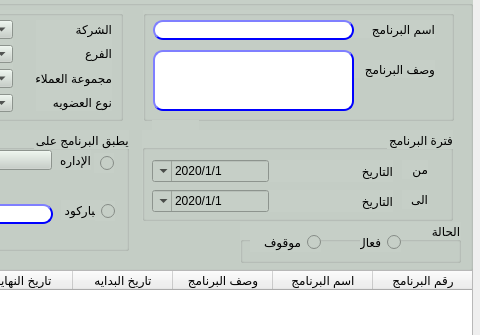
shymaa123456/HyperPOS2020, file presentation/loyalty_ui/createModifyLoyalityProg.ui: the form before one commit; both pictures show x 548 to 1028 and y 0 to 335 of the 1028 by 560 pixel window.
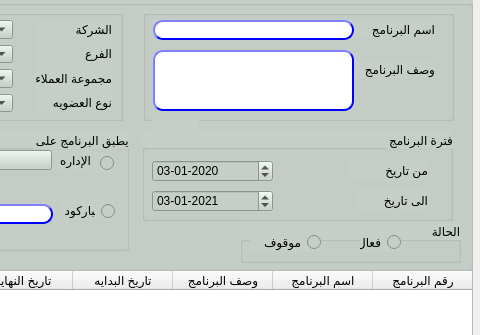
The form after the commit.

Diff of the .ui file:
```diff
--- a/presentation/loyalty_ui/createModifyLoyalityProg.ui
+++ b/presentation/loyalty_ui/createModifyLoyalityProg.ui
@@ -275,38 +275,25 @@
       <rect>
        <x>10</x>
        <y>30</y>
-       <width>241</width>
+       <width>121</width>
        <height>22</height>
       </rect>
      </property>
      <layout class="QHBoxLayout" name="horizontalLayout">
       <item>
-       <widget class="QLabel" name="label_3">
-        <property name="text">
-         <string>التاريخ</string>
-        </property>
-       </widget>
-      </item>
-      <item>
-       <widget class="QDateTimeEdit" name="Qdate_from">
+       <widget class="QDateEdit" name="Qdate_from">
         <property name="layoutDirection">
-         <enum>Qt::RightToLeft</enum>
+         <enum>Qt::LeftToRight</enum>
         </property>
-        <property name="minimumDateTime">
-         <datetime>
-          <hour>0</hour>
-          <minute>0</minute>
-          <second>0</second>
+        <property name="displayFormat">
+         <string>dd-MM-yyyy</string>
+        </property>
+        <property name="date">
+         <date>
           <year>2020</year>
           <month>1</month>
-          <day>1</day>
-         </datetime>
-        </property>
-        <property name="displayFormat">
-         <string>d/M/yyyy</string>
-        </property>
-        <property name="calendarPopup">
-         <bool>true</bool>
+          <day>3</day>
+         </date>
         </property>
        </widget>
       </item>
@@ -315,27 +302,27 @@
     <widget class="QLabel" name="label_9">
      <property name="geometry">
       <rect>
-       <x>260</x>
+       <x>205</x>
        <y>30</y>
-       <width>26</width>
-       <height>19</height>
+       <width>81</width>
+       <height>20</height>
       </rect>
      </property>
      <property name="text">
-      <string>من</string>
+      <string>من تاريخ</string>
      </property>
     </widget>
     <widget class="QLabel" name="label_10">
      <property name="geometry">
       <rect>
-       <x>260</x>
+       <x>215</x>
        <y>60</y>
-       <width>26</width>
-       <height>19</height>
+       <width>71</width>
+       <height>20</height>
       </rect>
      </property>
      <property name="text">
-      <string>الى</string>
+      <string>الى تاريخ</string>
      </property>
     </widget>
     <widget class="QWidget" name="layoutWidget_2">
@@ -343,35 +330,28 @@
       <rect>
        <x>10</x>
        <y>60</y>
-       <width>241</width>
+       <width>121</width>
        <height>22</height>
       </rect>
      </property>
      <layout class="QHBoxLayout" name="horizontalLayout_2">
       <item>
-       <widget class="QLabel" name="label_8">
-        <property name="text">
-         <string>التاريخ</string>
+       <widget class="QDateEdit" name="Qdate_to">
+        <property name="layoutDirection">
+         <enum>Qt::LeftToRight</enum>
         </property>
-       </widget>
-      </item>
-      <item>
-       <widget class="QDateTimeEdit" name="Qdate_to">
-        <property name="minimumDateTime">
-         <datetime>
-          <hour>0</hour>
-          <minute>0</minute>
-          <second>0</second>
-          <year>2020</year>
-          <month>1</month>
-          <day>1</day>
-         </datetime>
+        <property name="autoFillBackground">
+         <bool>false</bool>
         </property>
         <property name="displayFormat">
-         <string>d/M/yyyy</string>
+         <string>dd-MM-yyyy</string>
         </property>
-        <property name="calendarPopup">
-         <bool>true</bool>
+        <property name="date">
+         <date>
+          <year>2021</year>
+          <month>1</month>
+          <day>3</day>
+         </date>
         </property>
        </widget>
       </item>
```
